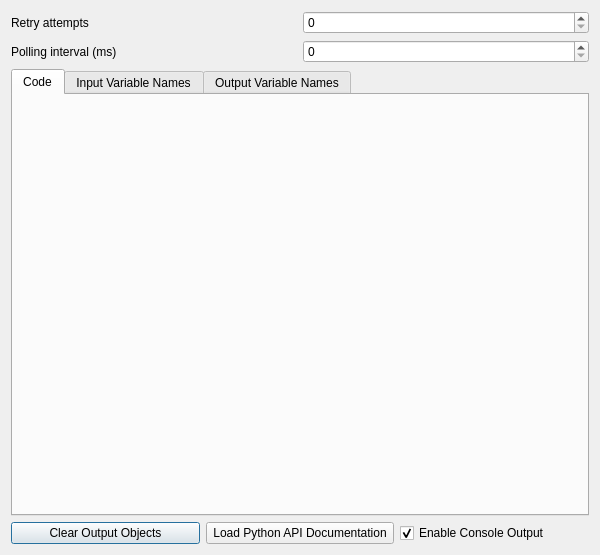
This is src/Interface/Modules/Python/InterfaceWithPython.ui in SCIInstitute/SCIRun as Qt 5 draws it before an edit. The edited form follows.
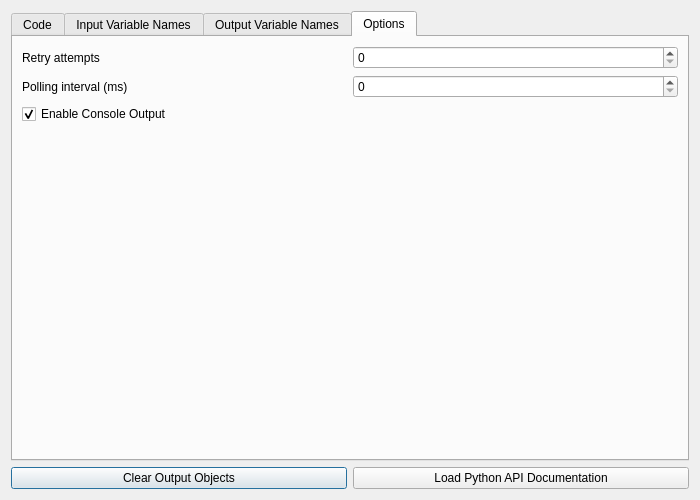
This is the edited form. The open tabs and pages were chosen to show the change.

Commit message: Working on matlab python code injection

Diff of the .ui file:
```diff
--- a/src/Interface/Modules/Python/InterfaceWithPython.ui
+++ b/src/Interface/Modules/Python/InterfaceWithPython.ui
@@ -6,52 +6,20 @@
    <rect>
     <x>0</x>
     <y>0</y>
-    <width>600</width>
-    <height>555</height>
+    <width>700</width>
+    <height>500</height>
    </rect>
   </property>
   <property name="minimumSize">
    <size>
-    <width>600</width>
-    <height>400</height>
+    <width>700</width>
+    <height>500</height>
    </size>
   </property>
   <property name="windowTitle">
    <string>Dialog</string>
   </property>
   <layout class="QVBoxLayout" name="verticalLayout">
-   <item>
-    <layout class="QGridLayout" name="gridLayout">
-     <item row="0" column="0">
-      <widget class="QLabel" name="label">
-       <property name="text">
-        <string>Retry attempts</string>
-       </property>
-      </widget>
-     </item>
-     <item row="0" column="1">
-      <widget class="QSpinBox" name="retryAttemptsSpinBox_">
-       <property name="maximum">
-        <number>9999999</number>
-       </property>
-      </widget>
-     </item>
-     <item row="1" column="0">
-      <widget class="QLabel" name="label_2">
-       <property name="text">
-        <string>Polling interval (ms)</string>
-       </property>
-      </widget>
-     </item>
-     <item row="1" column="1">
-      <widget class="QSpinBox" name="pollingIntervalSpinBox_">
-       <property name="maximum">
-        <number>9999999</number>
-       </property>
-      </widget>
-     </item>
-    </layout>
-   </item>
    <item>
     <widget class="QTabWidget" name="tabWidget">
      <property name="currentIndex">
@@ -250,6 +218,64 @@
        </item>
       </layout>
      </widget>
+     <widget class="QWidget" name="tab_4">
+      <attribute name="title">
+       <string>Options</string>
+      </attribute>
+      <layout class="QGridLayout" name="gridLayout">
+       <item row="1" column="0">
+        <widget class="QLabel" name="label_2">
+         <property name="text">
+          <string>Polling interval (ms)</string>
+         </property>
+        </widget>
+       </item>
+       <item row="1" column="1">
+        <widget class="QSpinBox" name="pollingIntervalSpinBox_">
+         <property name="maximum">
+          <number>9999999</number>
+         </property>
+        </widget>
+       </item>
+       <item row="0" column="0">
+        <widget class="QLabel" name="label">
+         <property name="text">
+          <string>Retry attempts</string>
+         </property>
+        </widget>
+       </item>
+       <item row="0" column="1">
+        <widget class="QSpinBox" name="retryAttemptsSpinBox_">
+         <property name="maximum">
+          <number>9999999</number>
+         </property>
+        </widget>
+       </item>
+       <item row="3" column="0">
+        <spacer name="verticalSpacer">
+         <property name="orientation">
+          <enum>Qt::Vertical</enum>
+         </property>
+         <property name="sizeHint" stdset="0">
+          <size>
+           <width>20</width>
+           <height>40</height>
+          </size>
+         </property>
+        </spacer>
+       </item>
+       <item row="2" column="0">
+        <widget class="QCheckBox" name="enableConsoleOutputCheckBox_">
+         <property name="text">
+          <string>Enable Console Output</string>
+         </property>
+         <property name="checked">
+          <bool>true</bool>
+         </property>
+        </widget>
+       </item>
+      </layout>
+     </widget>
     </widget>
    </item>
    <item>
@@ -268,16 +294,6 @@
        </property>
       </widget>
      </item>
-     <item>
-      <widget class="QCheckBox" name="enableConsoleOutputCheckBox_">
-       <property name="text">
-        <string>Enable Console Output</string>
-       </property>
-       <property name="checked">
-        <bool>true</bool>
-       </property>
-      </widget>
-     </item>
     </layout>
    </item>
   </layout>
```
Left out of the diff: 16 changed lines with no effect on the pictures. The commit also changes 4 other files.
